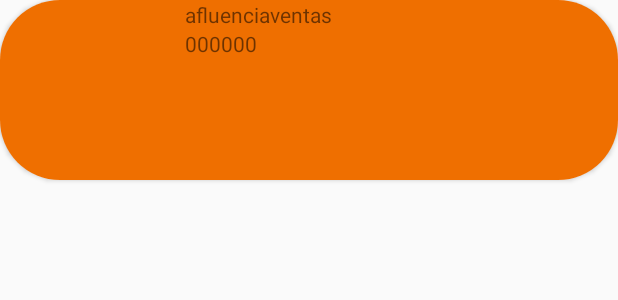
After one commit to samo92/MsApp, an Android app: the layout cardview_counter.xml on its own in the app's theme, with its tools: preview values and no code run, on a phone screen of 412 x 824 dp. The commit adds this screen. Shown: the top 300 px of the screen. Run offline under Robolectric (Android 15) with nearby library versions, the phone set to English and light mode, and no system bars.

Commit message:
counter cardview

```diff
--- /dev/null
+++ b/app/src/main/res/layout/cardview_counter.xml
@@ -0,0 +1,71 @@
+<?xml version="1.0" encoding="utf-8"?>
+<android.support.v7.widget.CardView
+    xmlns:android="http://schemas.android.com/apk/res/android"
+    xmlns:app="http://schemas.android.com/apk/res-auto"
+    android:layout_width="match_parent"
+    android:layout_height="120dp"
+    app:cardCornerRadius="40dp">
+
+    <LinearLayout
+        android:layout_width="match_parent"
+        android:layout_height="match_parent"
+        android:background="@color/att_orange"
+        android:weightSum="1">
+
+        <LinearLayout
+            android:layout_width="0dp"
+            android:layout_height="match_parent"
+            android:layout_weight="0.3">
+
+        </LinearLayout>
+
+        <LinearLayout
+            android:layout_width="0dp"
+            android:layout_height="match_parent"
+            android:orientation="vertical"
+            android:layout_weight="0.4">
+
+            <LinearLayout
+                android:layout_width="match_parent"
+                android:layout_height="wrap_content">
+
+                <TextView
+                    android:layout_width="wrap_content"
+                    android:layout_height="wrap_content"
+                    android:text="@string/afluencia"/>
+
+                <TextView
+                    android:layout_width="wrap_content"
+                    android:layout_height="wrap_content"
+                    android:text="@string/ventas"/>
+
+            </LinearLayout>
+
+            <LinearLayout
+                android:layout_width="match_parent"
+                android:layout_height="wrap_content">
+
+                <TextView
+                    android:layout_width="wrap_content"
+                    android:layout_height="wrap_content"
+                    android:text="000"/>
+
+                <TextView
+                    android:layout_width="wrap_content"
+                    android:layout_height="wrap_content"
+                    android:text="000"/>
+
+            </LinearLayout>
+
+        </LinearLayout>
+
+        <LinearLayout
+            android:layout_width="0dp"
+            android:layout_height="match_parent"
+            android:layout_weight="0.3">
+
+        </LinearLayout>
+
+    </LinearLayout>
+
+</android.support.v7.widget.CardView>
--- a/app/src/main/res/values/colors.xml
+++ b/app/src/main/res/values/colors.xml
@@ -3,4 +3,7 @@
     <color name="colorPrimary">#3F51B5</color>
     <color name="colorPrimaryDark">#303F9F</color>
     <color name="colorAccent">#FF4081</color>
+
+    <color name="att_orange">#EF6F00</color>
+    <color name="telcel_blue">#0B4DA2</color>
 </resources>
--- a/app/src/main/res/values/strings.xml
+++ b/app/src/main/res/values/strings.xml
@@ -3,4 +3,6 @@
     <string name="hint_username">Usuario</string>
     <string name="hint_password">password</string>
     <string name="button_login">INICIAR SESIÓN</string>
+    <string name="afluencia">afluencia</string>
+    <string name="ventas">ventas</string>
 </resources>
```
